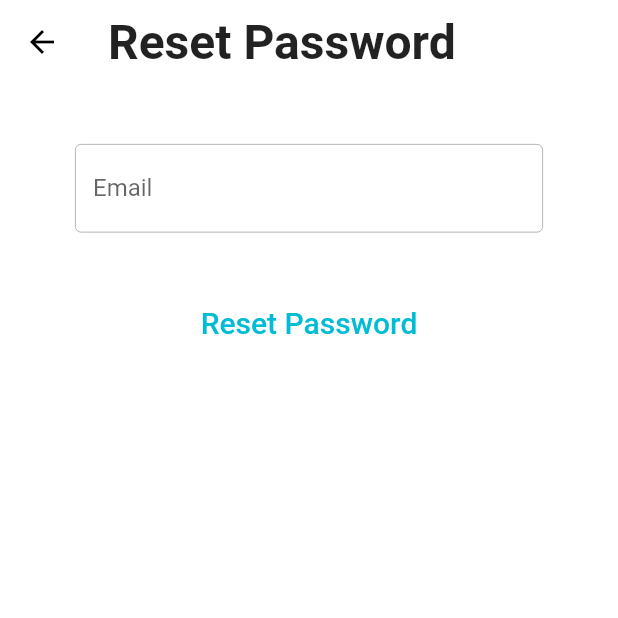
After one commit to muhammedp903/notes-app, a Flutter app: the screen it shows after launch, after a tap on "Reset password", on a phone screen of 412 x 824 dp, the top half of it. The commit adds this screen. Run offline on Flutter 3.47's test engine with Material 2 defaults, Android fonts, the phone set to English and light mode, and no system bars; our stand-ins replace cloud_firestore, firebase_auth, flutter_spinkit; accounts and stored records are empty.

Commit message:
Add reset_password.dart and reset password button in sign_in.dart

```diff
--- /dev/null
+++ b/lib/screens/authenticate/reset_password.dart
@@ -0,0 +1,87 @@
+import 'package:flutter/material.dart';
+import 'package:notes/models/constants.dart';
+import 'package:notes/services/auth.dart';
+
+class ResetPassword extends StatefulWidget {
+  @override
+  _ResetPasswordState createState() => _ResetPasswordState();
+}
+
+class _ResetPasswordState extends State<ResetPassword> {
+  final _formKey = GlobalKey<FormState>();
+  String email;
+  String error = "";
+
+  @override
+  Widget build(BuildContext context) {
+    return Scaffold(
+      appBar: AppBar(
+        title: Text("Reset Password", style: TextStyle(fontWeight: FontWeight.bold, fontSize: 32),),
+      ),
+
+      body: Container(
+        padding: EdgeInsets.symmetric(vertical: 20, horizontal: 50),
+        child: Form(
+          key: _formKey,
+          child: Column(
+            children: <Widget>[
+              SizedBox(
+                height: 20,
+              ),
+              TextFormField(
+                decoration:
+                textInputDecoration.copyWith(labelText: "Email"),
+                validator: (val) =>
+                val.isEmpty ? "Please enter an email" : null,
+                onChanged: (val) {
+                  setState(() {
+                    email = val;
+                  });
+                },
+              ),
+              SizedBox(
+                height: 20,
+              ),
+              Text(
+                error,
+                style: TextStyle(
+                  color: Colors.red,
+                  fontSize: 14,
+                ),
+              ),
+              TextButton(
+                child: Text(
+                  "Reset Password",
+                  style: TextStyle( fontSize: 20),
+                ),
+                onPressed: () async {
+                  if (_formKey.currentState.validate()) {
+                    await AuthService().resetPassword(email).then((value) {
+                      Navigator.pop(context);
+                      ScaffoldMessenger.of(context).showSnackBar(SnackBar(content: Text("Email sent")));
+                    }, onError: (e){
+                      String errorText;
+                      switch (e.code) {
+                        case "ERROR_USER_NOT_FOUND":
+                          errorText = "User doesn't exist";
+                          break;
+                        case "ERROR_INVALID_EMAIL":
+                          errorText = "Invalid email";
+                          break;
+
+                        default: errorText = "Error sending reset email";
+                      }
+                      setState(() {
+                        error = errorText;
+                      });
+                    });
+                  }
+                },
+              ),
+            ],
+          ),
+        ),
+      ),
+    );
+  }
+}
--- a/lib/screens/authenticate/sign_in.dart
+++ b/lib/screens/authenticate/sign_in.dart
@@ -1,5 +1,6 @@
 import 'package:flutter/material.dart';
 import 'package:notes/models/constants.dart';
+import 'package:notes/screens/authenticate/reset_password.dart';
 import 'package:notes/services/auth.dart';
 import 'package:notes/screens/loading.dart';
 
@@ -40,7 +41,6 @@ class _SignInState extends State<SignIn> {
         ? Loading()
         : Scaffold(
             appBar: AppBar(
-              elevation: 0.0,
               title: Text("Sign In", style: TextStyle(fontWeight: FontWeight.bold, fontSize: 32),),
               actions: <Widget>[
                 TextButton.icon(
@@ -121,6 +121,12 @@ class _SignInState extends State<SignIn> {
                         color: Colors.red,
                         fontSize: 14,
                       ),
+                    ),
+                    TextButton(
+                      child: Text("Reset password",),
+                      onPressed: (){
+                        Navigator.push(context, MaterialPageRoute(builder: (context) => ResetPassword()));
+                      },
                     )
                   ],
                 ),
--- a/lib/services/auth.dart
+++ b/lib/services/auth.dart
@@ -32,6 +32,15 @@ class AuthService {
     }
   }
 
+  Future resetPassword(String email)async{
+    try{
+      return await _auth.sendPasswordResetEmail(email: email);
+    }catch(e){
+      print("Error resetting password: ${e.code}");
+      return Future.error(e);
+    }
+  }
+
   Future signOut() async {
     try {
       return await _auth.signOut();
```
